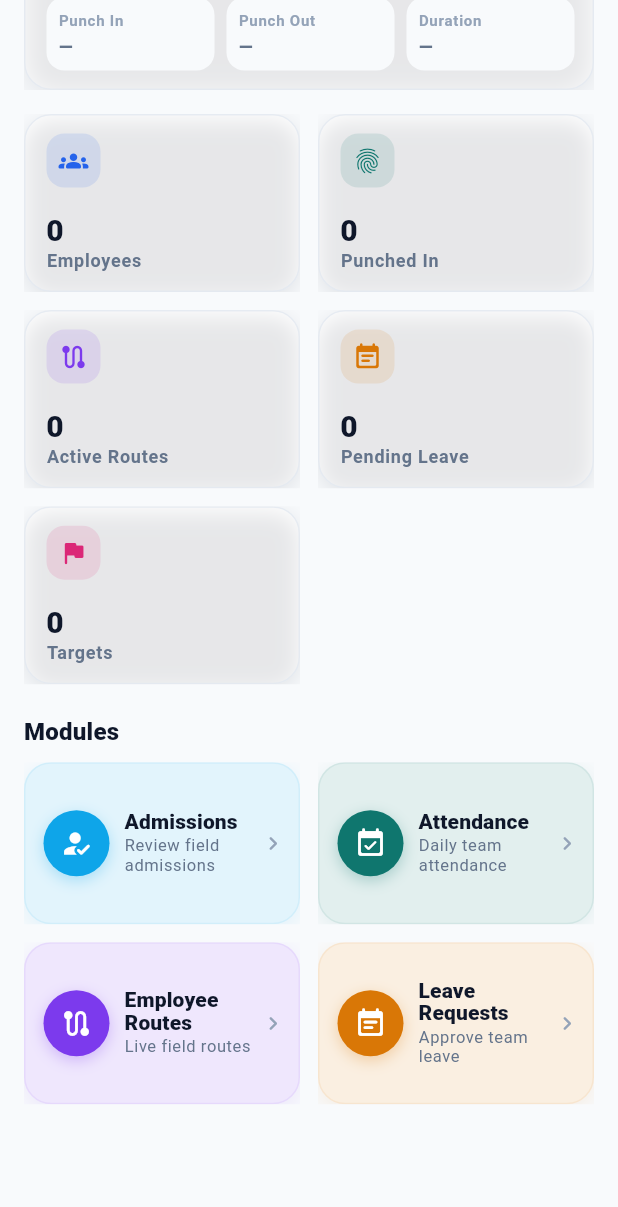
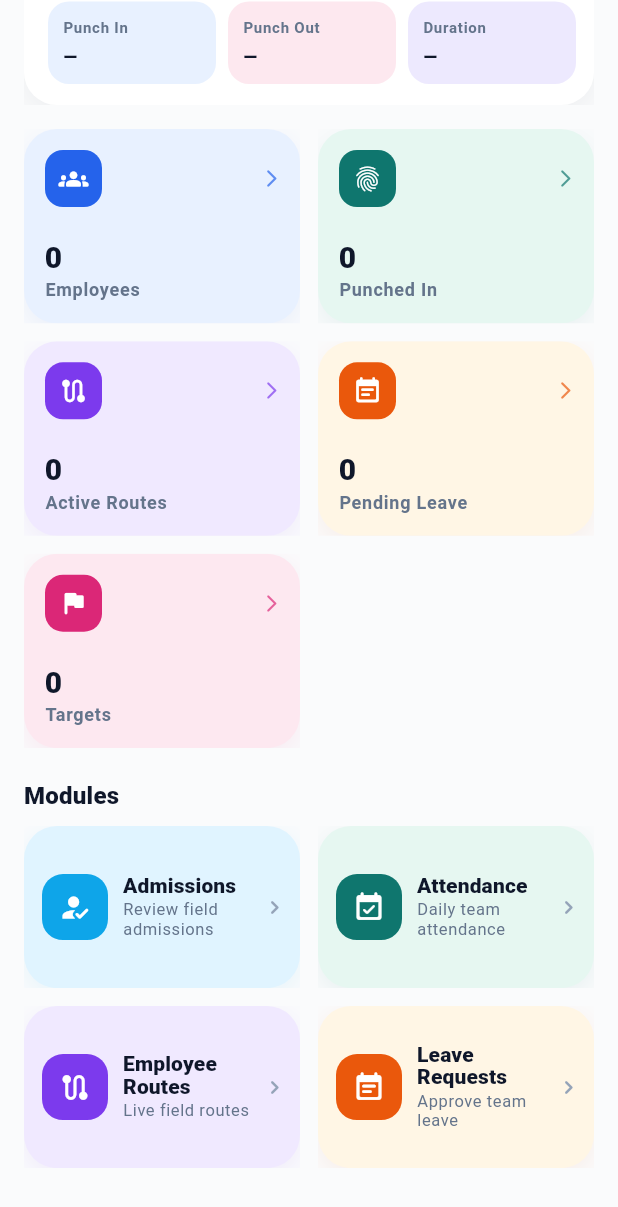
Before and after one commit to krajbinde1/fieldtrack, a Flutter app: the SupervisorDashboardScreen screen opened directly with empty values, scrolled down 232 dp, on a phone screen of 412 x 824 dp. Shown: the top 1207 px of the screen. Run offline on Flutter 3.47's test engine with Material 3 defaults, Android fonts, the phone set to English and light mode, and no system bars; our stand-ins replace cached_network_image, dio, file_picker, flutter_riverpod, flutter_secure_storage, geocoding and 8 more; missing offline and left inert: flutter_foreground_task; accounts and stored records are empty; network calls fail.

```diff
--- a/Mobile/lib/core/widgets/design/pg_scaffold.dart
+++ b/Mobile/lib/core/widgets/design/pg_scaffold.dart
@@ -25,6 +25,7 @@ class PgEmployeeShell extends StatelessWidget {
     final showNav = tab != null && auth.authenticated;
 
     return Scaffold(
+      backgroundColor: const Color(0xFFFAFBFC),
       body: child,
       floatingActionButton: floatingActionButton,
       bottomNavigationBar: showNav
--- a/Mobile/lib/core/widgets/design/pg_welcome_card.dart
+++ b/Mobile/lib/core/widgets/design/pg_welcome_card.dart
@@ -67,6 +67,8 @@ class PgWelcomeCard extends StatelessWidget {
               if (prominent) const SizedBox(height: 2),
               Text(
                 name,
+                maxLines: 2,
+                overflow: TextOverflow.ellipsis,
                 style: (prominent
                         ? Theme.of(context).textTheme.headlineSmall
                         : Theme.of(context).textTheme.titleLarge)
@@ -80,6 +82,8 @@ class PgWelcomeCard extends StatelessWidget {
                 const SizedBox(height: 2),
                 Text(
                   role!,
+                  maxLines: 1,
+                  overflow: TextOverflow.ellipsis,
                   style: Theme.of(context).textTheme.bodySmall?.copyWith(
                     color: Colors.white.withValues(alpha: 0.75),
                   ),
--- a/Mobile/lib/modules/dashboard/screens/supervisor_dashboard_screen.dart
+++ b/Mobile/lib/modules/dashboard/screens/supervisor_dashboard_screen.dart
@@ -138,13 +138,15 @@ class SupervisorDashboardView extends StatelessWidget {
             ? '/manager/employees'
             : '$_prefix/team-attendance',
         color: const Color(0xFF2563EB),
+        background: const Color(0xFFE8F1FF),
       ),
       _DashboardTile(
         icon: const Icon(Icons.fingerprint_rounded),
         label: 'Punched In',
         value: '${_count('punched_in_today')}',
-        path: '$_prefix/team-attendance',
+        path: '$_prefix/team-attendance?status=punched_in',
         color: const Color(0xFF0F766E),
+        background: const Color(0xFFE6F7F1),
       ),
       _DashboardTile(
         icon: const Icon(Icons.route_rounded),
@@ -152,13 +154,15 @@ class SupervisorDashboardView extends StatelessWidget {
         value: '${_count('active_routes')}',
         path: '$_prefix/route-tracking',
         color: const Color(0xFF7C3AED),
+        background: const Color(0xFFF0E9FF),
       ),
       _DashboardTile(
         icon: const Icon(Icons.event_note_rounded),
         label: 'Pending Leave',
         value: '${_count('pending_leaves')}',
-        path: '$_prefix/leaves',
-        color: const Color(0xFFD97706),
+        path: '$_prefix/leaves?status=pending',
+        color: const Color(0xFFEA580C),
+        background: const Color(0xFFFFF6E5),
       ),
       _DashboardTile(
         icon: const Icon(Icons.flag_rounded),
@@ -168,6 +172,7 @@ class SupervisorDashboardView extends StatelessWidget {
             ? '/manager/admission-targets'
             : '$_prefix/admissions',
         color: const Color(0xFFDB2777),
+        background: const Color(0xFFFDE8F0),
       ),
     ];
   }
@@ -181,6 +186,7 @@ class SupervisorDashboardView extends StatelessWidget {
         subtitle: 'Assign weekly or monthly targets',
         path: '/manager/admission-targets/create',
         color: Color(0xFF7C3AED),
+        background: Color(0xFFF0E9FF),
       ),
       _DashboardTile(
         icon: Icon(Icons.person_add_alt_1_rounded),
@@ -188,6 +194,7 @@ class SupervisorDashboardView extends StatelessWidget {
         subtitle: 'Create staff in your center(s)',
         path: '/manager/employees/create',
         color: Color(0xFF2563EB),
+        background: Color(0xFFE8F1FF),
       ),
     ];
   }
@@ -201,6 +208,7 @@ class SupervisorDashboardView extends StatelessWidget {
           subtitle: 'Staff in assigned center(s)',
           path: '/manager/employees',
           color: Color(0xFF2563EB),
+          background: Color(0xFFE8F1FF),
         ),
       _DashboardTile(
         icon: const Icon(Icons.how_to_reg_rounded),
@@ -208,6 +216,7 @@ class SupervisorDashboardView extends StatelessWidget {
         subtitle: 'Review field admissions',
         path: '$_prefix/admissions',
         color: const Color(0xFF0EA5E9),
+        background: const Color(0xFFE0F4FF),
       ),
       _DashboardTile(
         icon: const Icon(Icons.event_available_rounded),
@@ -215,6 +224,7 @@ class SupervisorDashboardView extends StatelessWidget {
         subtitle: 'Daily team attendance',
         path: '$_prefix/team-attendance',
         color: const Color(0xFF0F766E),
+        background: const Color(0xFFE6F7F1),
       ),
       _DashboardTile(
         icon: const Icon(Icons.route_rounded),
@@ -222,13 +232,15 @@ class SupervisorDashboardView extends StatelessWidget {
         subtitle: 'Live field routes',
         path: '$_prefix/route-tracking',
         color: const Color(0xFF7C3AED),
+        background: const Color(0xFFF0E9FF),
       ),
       _DashboardTile(
         icon: const Icon(Icons.event_note_rounded),
         label: 'Leave Requests',
         subtitle: 'Approve team leave',
         path: '$_prefix/leaves',
-        color: const Color(0xFFD97706),
+        color: const Color(0xFFEA580C),
+        background: const Color(0xFFFFF6E5),
       ),
       if (role.isCenterManager || role.isProjectHead)
         const _DashboardTile(
@@ -237,13 +249,16 @@ class SupervisorDashboardView extends StatelessWidget {
           subtitle: 'Assigned-center reports',
           path: '/manager/reports',
           color: Color(0xFF4F46E5),
+          background: Color(0xFFEEF2FF),
         ),
     ];
   }
 
   @override
   Widget build(BuildContext context) {
-    return ListView(
+    return ColoredBox(
+      color: const Color(0xFFFAFBFC),
+      child: ListView(
       physics: const AlwaysScrollableScrollPhysics(),
       padding: const EdgeInsets.fromLTRB(
         AppSpacing.screenPadding,
@@ -290,6 +305,7 @@ class SupervisorDashboardView extends StatelessWidget {
         const SizedBox(height: AppSpacing.sm),
         _ModuleGrid(tiles: _modules, onOpen: onOpen),
       ],
+    ),
     );
   }
 }
@@ -410,34 +426,34 @@ class _AttendanceStatusCard extends StatelessWidget {
 
     return Material(
       color: Colors.white,
-      borderRadius: BorderRadius.circular(18),
+      borderRadius: BorderRadius.circular(22),
       child: InkWell(
         onTap: onDetails,
-        borderRadius: BorderRadius.circular(18),
+        borderRadius: BorderRadius.circular(22),
         child: Ink(
           decoration: BoxDecoration(
-            borderRadius: BorderRadius.circular(18),
-            border: Border.all(color: AppColors.border.withValues(alpha: 0.8)),
+            color: Colors.white,
+            borderRadius: BorderRadius.circular(22),
             boxShadow: const [
               BoxShadow(
-                color: AppColors.shadow,
-                blurRadius: 16,
-                offset: Offset(0, 4),
+                color: Color(0x0F0F172A),
+                blurRadius: 18,
+                offset: Offset(0, 6),
               ),
             ],
           ),
           child: Padding(
-            padding: const EdgeInsets.fromLTRB(14, 12, 12, 12),
+            padding: const EdgeInsets.fromLTRB(16, 14, 12, 14),
             child: Column(
               children: [
                 Row(
                   children: [
                     Container(
-                      width: 42,
-                      height: 42,
+                      width: 44,
+                      height: 44,
                       decoration: BoxDecoration(
                         color: color.withValues(alpha: 0.12),
-                        shape: BoxShape.circle,
+                        borderRadius: BorderRadius.circular(14),
                       ),
                       child: Icon(icon, color: color, size: 22),
                     ),
@@ -455,6 +471,8 @@ class _AttendanceStatusCard extends StatelessWidget {
                           ),
                           Text(
                             status,
+                            maxLines: 1,
+                            overflow: TextOverflow.ellipsis,
                             style: Theme.of(context).textTheme.titleSmall?.copyWith(
                                   fontWeight: FontWeight.w800,
                                 ),
@@ -468,22 +486,25 @@ class _AttendanceStatusCard extends StatelessWidget {
                     ),
                   ],
                 ),
-                const SizedBox(height: 10),
+                const SizedBox(height: 12),
                 Row(
                   children: [
                     _MetaChip(
                       label: 'Punch In',
                       value: pulse?.punchInTime ?? '—',
+                      background: const Color(0xFFE8F1FF),
                     ),
                     const SizedBox(width: 8),
                     _MetaChip(
                       label: 'Punch Out',
                       value: pulse?.punchOutTime ?? '—',
+                      background: const Color(0xFFFDE8EF),
                     ),
                     const SizedBox(width: 8),
                     _MetaChip(
                       label: 'Duration',
                       value: pulse?.workingDuration ?? '—',
+                      background: const Color(0xFFEDE9FE),
                     ),
                   ],
                 ),
@@ -497,19 +518,24 @@ class _AttendanceStatusCard extends StatelessWidget {
 }
 
 class _MetaChip extends StatelessWidget {
-  const _MetaChip({required this.label, required this.value});
+  const _MetaChip({
+    required this.label,
+    required this.value,
+    required this.background,
+  });
 
   final String label;
   final String value;
+  final Color background;
 
   @override
   Widget build(BuildContext context) {
     return Expanded(
       child: Container(
-        padding: const EdgeInsets.symmetric(horizontal: 8, vertical: 8),
+        padding: const EdgeInsets.symmetric(horizontal: 10, vertical: 10),
         decoration: BoxDecoration(
-          color: const Color(0xFFF8FAFC),
-          borderRadius: BorderRadius.circular(12),
+          color: background,
+          borderRadius: BorderRadius.circular(14),
         ),
         child: Column(
           crossAxisAlignment: CrossAxisAlignment.start,
@@ -518,17 +544,18 @@ class _MetaChip extends StatelessWidget {
               label,
               style: Theme.of(context).textTheme.labelSmall?.copyWith(
                     fontSize: 10,
-                    color: AppColors.textMuted,
+                    color: AppColors.textSecondary,
                     fontWeight: FontWeight.w600,
                   ),
             ),
-            const SizedBox(height: 2),
+            const SizedBox(height: 4),
             Text(
               value,
               maxLines: 1,
               overflow: TextOverflow.ellipsis,
               style: Theme.of(context).textTheme.labelMedium?.copyWith(
                     fontWeight: FontWeight.w800,
+                    color: AppColors.textPrimary,
                   ),
             ),
           ],
@@ -554,7 +581,7 @@ class _SummaryGrid extends StatelessWidget {
         crossAxisCount: 2,
         mainAxisSpacing: 12,
         crossAxisSpacing: 12,
-        childAspectRatio: 1.55,
+        childAspectRatio: 1.42,
       ),
       itemBuilder: (context, index) {
         final tile = tiles[index];
@@ -573,49 +600,61 @@ class _SummaryCard extends StatelessWidget {
   @override
   Widget build(BuildContext context) {
     return Material(
-      color: Colors.white,
-      borderRadius: BorderRadius.circular(18),
+      color: Colors.transparent,
       child: InkWell(
         onTap: onTap,
-        borderRadius: BorderRadius.circular(18),
+        borderRadius: BorderRadius.circular(22),
         child: Ink(
           decoration: BoxDecoration(
-            borderRadius: BorderRadius.circular(18),
-            border: Border.all(color: AppColors.border.withValues(alpha: 0.8)),
-            boxShadow: const [
+            color: tile.background ?? Colors.white,
+            borderRadius: BorderRadius.circular(22),
+            boxShadow: [
               BoxShadow(
-                color: AppColors.shadow,
-                blurRadius: 12,
-                offset: Offset(0, 4),
+                color: (tile.color).withValues(alpha: 0.08),
+                blurRadius: 16,
+                offset: const Offset(0, 6),
               ),
             ],
           ),
           child: Padding(
-            padding: const EdgeInsets.fromLTRB(14, 12, 12, 12),
+            padding: const EdgeInsets.fromLTRB(14, 14, 12, 14),
             child: Column(
               crossAxisAlignment: CrossAxisAlignment.start,
               children: [
+                Row(
+                  children: [
                     Container(
-                  width: 36,
-                  height: 36,
+                      width: 38,
+                      height: 38,
                       decoration: BoxDecoration(
-                    color: tile.color.withValues(alpha: 0.12),
+                        color: tile.color,
                         borderRadius: BorderRadius.circular(12),
                       ),
                       child: IconTheme(
-                    data: IconThemeData(color: tile.color, size: 20),
+                        data: const IconThemeData(color: Colors.white, size: 20),
                         child: Center(child: tile.icon),
                       ),
                     ),
                     const Spacer(),
+                    Icon(
+                      Icons.arrow_forward_ios_rounded,
+                      size: 14,
+                      color: tile.color.withValues(alpha: 0.7),
+                    ),
+                  ],
+                ),
+                const Spacer(),
                 Text(
                   tile.value ?? '0',
+                  maxLines: 1,
+                  overflow: TextOverflow.ellipsis,
                   style: Theme.of(context).textTheme.headlineSmall?.copyWith(
                         fontWeight: FontWeight.w800,
                         height: 1,
+                        color: AppColors.textPrimary,
                       ),
                 ),
-                const SizedBox(height: 2),
+                const SizedBox(height: 4),
                 Text(
                   tile.label,
                   maxLines: 1,
@@ -709,25 +748,22 @@ class _ModuleCard extends StatelessWidget {
 
   @override
   Widget build(BuildContext context) {
-    final tint = Color.alphaBlend(
-      tile.color.withValues(alpha: 0.12),
-      Colors.white,
-    );
+    final tint = tile.background ??
+        Color.alphaBlend(tile.color.withValues(alpha: 0.12), Colors.white);
     return Material(
       color: Colors.transparent,
       child: InkWell(
         onTap: onTap,
-        borderRadius: BorderRadius.circular(18),
+        borderRadius: BorderRadius.circular(22),
         child: Ink(
           decoration: BoxDecoration(
             color: tint,
-            borderRadius: BorderRadius.circular(18),
-            border: Border.all(color: tile.color.withValues(alpha: 0.08)),
+            borderRadius: BorderRadius.circular(22),
             boxShadow: [
               BoxShadow(
-                color: tile.color.withValues(alpha: 0.10),
-                blurRadius: 12,
-                offset: const Offset(0, 4),
+                color: tile.color.withValues(alpha: 0.08),
+                blurRadius: 14,
+                offset: const Offset(0, 5),
               ),
             ],
           ),
@@ -740,14 +776,7 @@ class _ModuleCard extends StatelessWidget {
                   height: 44,
                   decoration: BoxDecoration(
                     color: tile.color,
-                    shape: BoxShape.circle,
-                    boxShadow: [
-                      BoxShadow(
-                        color: tile.color.withValues(alpha: 0.28),
-                        blurRadius: 8,
-                        offset: const Offset(0, 3),
-                      ),
-                    ],
+                    borderRadius: BorderRadius.circular(14),
                   ),
                   child: IconTheme(
                     data: const IconThemeData(color: Colors.white, size: 22),
@@ -803,6 +832,7 @@ class _DashboardTile {
     required this.color,
     this.value,
     this.subtitle,
+    this.background,
   });
 
   final Widget icon;
@@ -811,4 +841,5 @@ class _DashboardTile {
   final String? subtitle;
   final String path;
   final Color color;
+  final Color? background;
 }
```
Also changed, not shown: Mobile/lib/core/routing/app_router.dart (+6 -2 lines), Mobile/lib/core/widgets/design/pg_floating_bottom_nav.dart (+8 -11 lines), Mobile/lib/modules/leaves/screens/supervisor_leave_list_screen.dart (+13 -5 lines), Mobile/lib/modules/manager/screens/manager_team_attendance_screen.dart (+21 -5 lines). Lines whose indentation alone changed are shown as unchanged.
